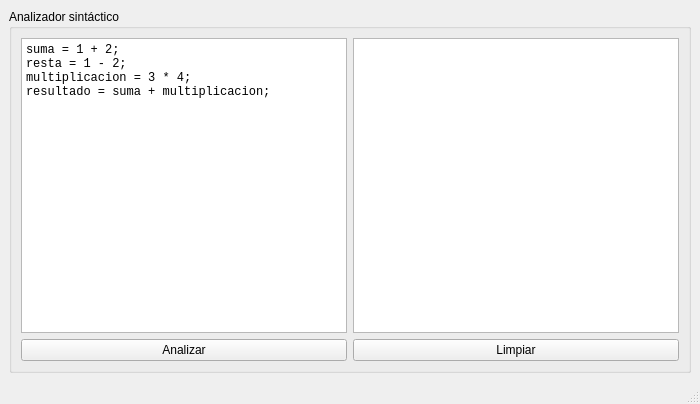
This is Analizador Sintactico/mainwindow.ui in FFahrenheit/Traductores-II as Qt 5 draws it before an edit. The edited form follows.
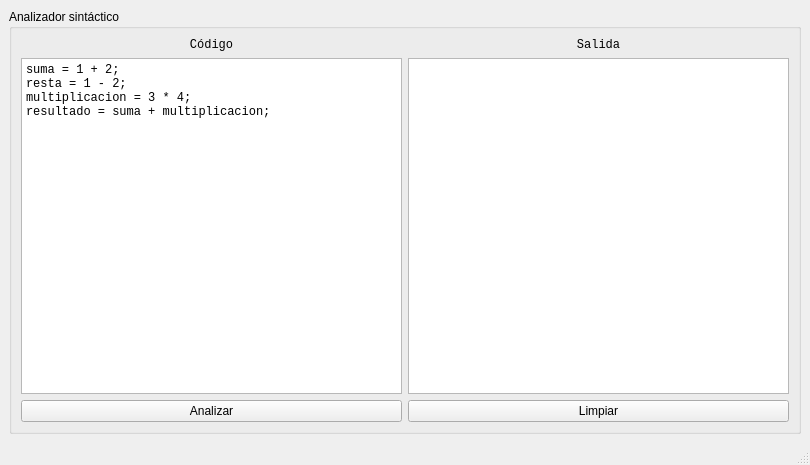
This is the edited form.

The edit to the form file:
```diff
--- a/Analizador Sintactico/mainwindow.ui
+++ b/Analizador Sintactico/mainwindow.ui
@@ -6,8 +6,8 @@
    <rect>
     <x>0</x>
     <y>0</y>
-    <width>700</width>
-    <height>404</height>
+    <width>810</width>
+    <height>465</height>
    </rect>
   </property>
   <property name="windowTitle">
@@ -21,21 +21,21 @@
        <string>Analizador sintáctico</string>
       </property>
       <layout class="QGridLayout" name="gridLayout_2">
-       <item row="1" column="1">
+       <item row="2" column="1">
         <widget class="QPushButton" name="clear_button">
          <property name="text">
           <string>Limpiar</string>
          </property>
         </widget>
        </item>
-       <item row="1" column="0">
+       <item row="2" column="0">
         <widget class="QPushButton" name="run_button">
          <property name="text">
           <string>Analizar</string>
          </property>
         </widget>
        </item>
-       <item row="0" column="0">
+       <item row="1" column="0">
         <widget class="QPlainTextEdit" name="input_text">
          <property name="font">
           <font>
@@ -50,7 +50,7 @@
          </property>
         </widget>
        </item>
-       <item row="0" column="1">
+       <item row="1" column="1">
         <widget class="QPlainTextEdit" name="output_text">
          <property name="enabled">
           <bool>true</bool>
@@ -67,7 +67,37 @@
           <bool>true</bool>
          </property>
          <property name="plainText">
-          <string>&lt;Esperando análisis&gt;</string>
+          <string>&lt;Esperando análisis...&gt;</string>
+         </property>
+        </widget>
+       </item>
+       <item row="0" column="0">
+        <widget class="QLabel" name="label">
+         <property name="font">
+          <font>
+           <family>Consolas</family>
+          </font>
+         </property>
+         <property name="text">
+          <string>Código</string>
+         </property>
+         <property name="alignment">
+          <set>Qt::AlignCenter</set>
+         </property>
+        </widget>
+       </item>
+       <item row="0" column="1">
+        <widget class="QLabel" name="label_2">
+         <property name="font">
+          <font>
+           <family>Consolas</family>
+          </font>
+         </property>
+         <property name="text">
+          <string>Salida</string>
+         </property>
+         <property name="alignment">
+          <set>Qt::AlignCenter</set>
          </property>
         </widget>
        </item>
```
Left out of the diff: 2 changed lines with no effect on the pictures.
